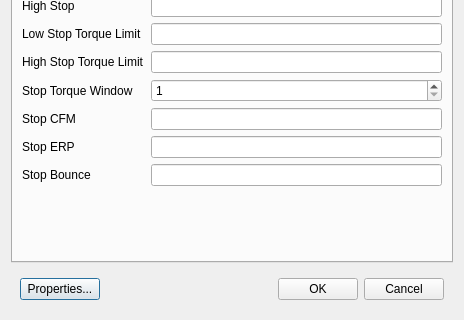
Before: the Qt Designer form distribution/GaitSymQt/DialogJoints.ui in wol101/GaitSym2019, drawn with Qt 5; both pictures show x 0 to 464 and y 260 to 580 of the 464 by 580 pixel window.
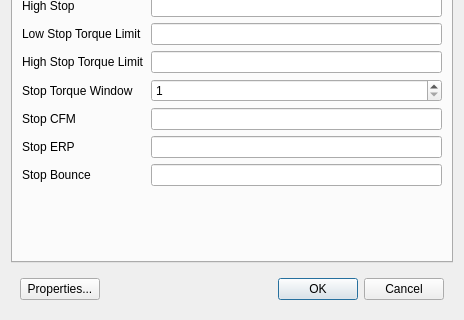
After: the same form once the commit is applied. Custom widgets are drawn as their Qt base class.

Diff of the .ui file:
```diff
--- a/distribution/GaitSymQt/DialogJoints.ui
+++ b/distribution/GaitSymQt/DialogJoints.ui
@@ -600,6 +600,9 @@
         <property name="text">
          <string>OK</string>
         </property>
+        <property name="default">
+         <bool>true</bool>
+        </property>
        </widget>
       </item>
       <item>
```
